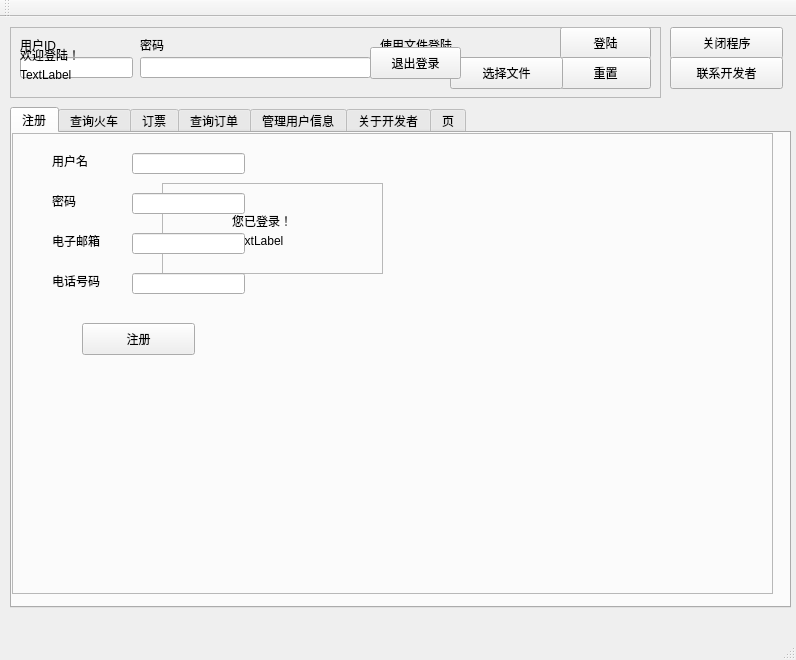
The window that QtPartB/mainwindow.ui (peterzheng98/2017-2018-B_DS_TrainTicketBooking) describes before a commit, drawn with Qt 5.
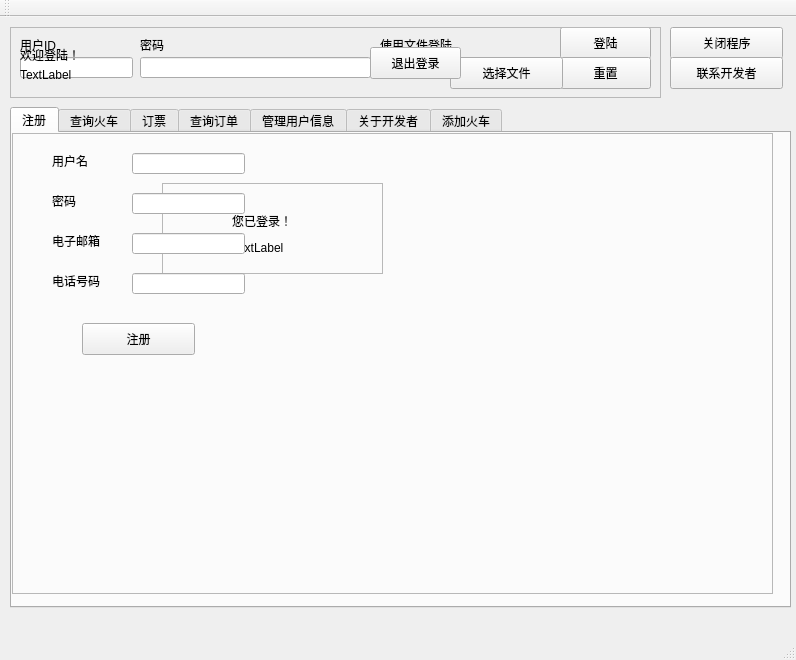
The same window after the commit. The open tabs and pages were chosen to show the change. Icons and pictures are not drawn.

Commit message: [Develop 2-1O]

```diff
--- a/QtPartB/mainwindow.ui
+++ b/QtPartB/mainwindow.ui
@@ -223,13 +223,13 @@
         <string>您已登录！</string>
        </property>
       </widget>
-      <widget class="QLabel" name="label_39">
+      <widget class="QLabel" name="userInfo_id">
        <property name="geometry">
         <rect>
          <x>70</x>
          <y>50</y>
-         <width>72</width>
-         <height>15</height>
+         <width>100</width>
+         <height>30</height>
         </rect>
        </property>
        <property name="text">
@@ -1405,7 +1405,7 @@
     </widget>
     <widget class="QWidget" name="tab_6">
      <attribute name="title">
-      <string>页</string>
+      <string>添加火车</string>
      </attribute>
      <widget class="QGroupBox" name="groupBox_4">
       <property name="geometry">
```
Left out of the diff: 4 changed lines with no effect on the pictures. The commit also changes 2 other files.
